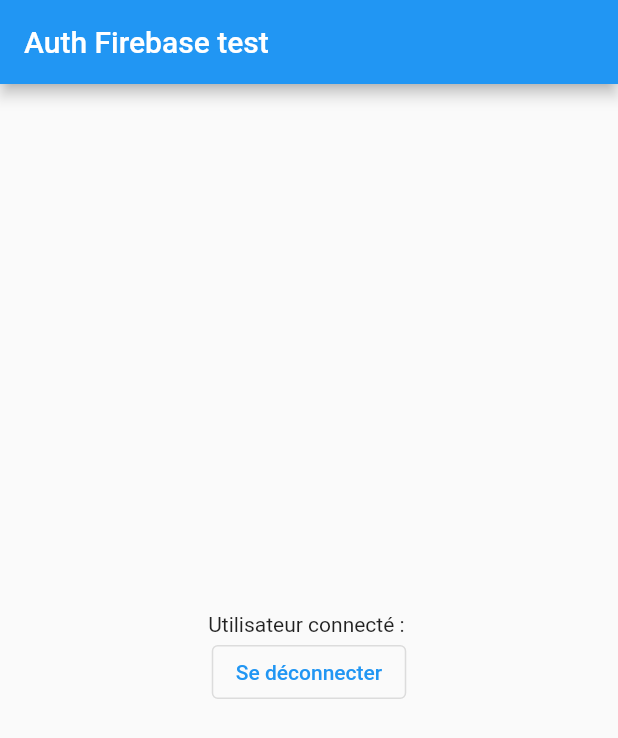
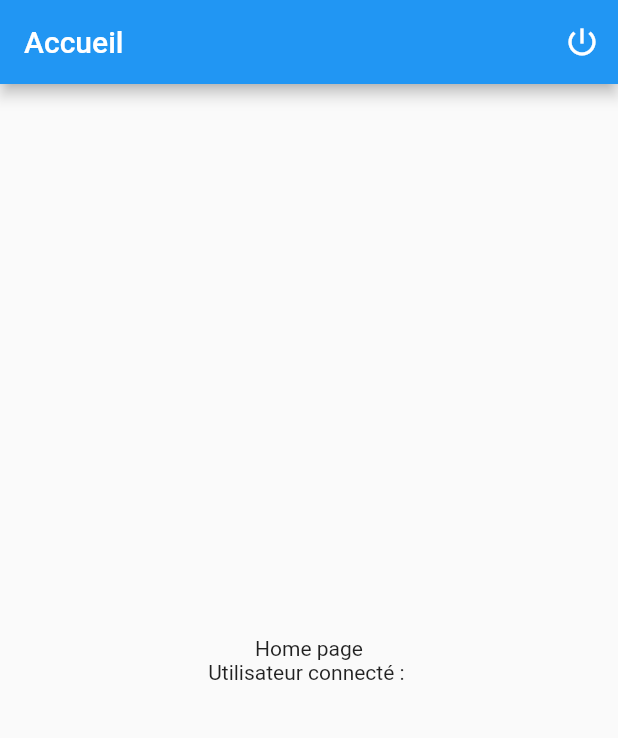
Before and after one commit to NicolasROSSAT69/flutter-firebase-auth, a Flutter app: the screen it shows once a user with an empty profile is signed in, on a phone screen of 412 x 824 dp. Shown: the top 738 px of the screen. Run offline on Flutter 3.47's test engine with Material 2 defaults, Android fonts, the phone set to English and light mode, and no system bars; our stand-ins replace firebase_auth, firebase_core, google_sign_in; accounts and stored records are empty; generated files the repository leaves out were written again.

Commit message:
Refactor code (Structure)

```diff
--- /dev/null
+++ b/lib/features/auth/auth_service.dart
@@ -0,0 +1,21 @@
+import 'package:firebase_auth/firebase_auth.dart';
+import 'providers/google_auth_provider.dart';
+//import 'providers/facebook_auth_provider.dart';
+
+class AuthService {
+  Future<UserCredential> signInWithGoogle() async {
+    return await MyGoogleAuthProvider.signInWithGoogle();
+  }
+
+  /*Future<UserCredential> signInWithFacebook() async {
+    return await FacebookAuthProvider.signInWithFacebook();
+  }*/
+
+  Future<void> signOut() async {
+    await FirebaseAuth.instance.signOut();
+  }
+
+  User? getCurrentUser() {
+    return FirebaseAuth.instance.currentUser;
+  }
+}
--- /dev/null
+++ b/lib/features/home_page.dart
@@ -0,0 +1,55 @@
+import 'package:flutter/material.dart';
+
+import 'auth/auth_service.dart';
+
+class HomePage extends StatefulWidget {
+  const HomePage({super.key});
+
+  @override
+  State<HomePage> createState() => _HomePageState();
+}
+
+class _HomePageState extends State<HomePage> {
+
+  final AuthService _authService = AuthService();
+
+  String userEmail = "Inconnu";
+
+  @override
+  void initState() {
+    super.initState();
+    final user = AuthService().getCurrentUser();
+    if (user != null) {
+      userEmail = user.email ?? "Inconnu";
+    }
+  }
+
+  @override
+  Widget build(BuildContext context) {
+    return Scaffold(
+      appBar: AppBar(
+          title: const Text("Accueil"),
+          actions: <Widget>[
+            IconButton(
+              icon: const Icon(Icons.power_settings_new),
+              tooltip: 'Se déconnecter',
+              onPressed: () async {
+                ScaffoldMessenger.of(context).showSnackBar(
+                  const SnackBar(content: Text('Deconnexion...')));
+                await _authService.signOut();
+              },
+            ),
+          ]
+      ),
+      body: Center(
+        child: Column(
+          mainAxisAlignment: MainAxisAlignment.center,
+          children: [
+            const Text("Home page"),
+            Text("Utilisateur connecté : $userEmail")
+          ],
+        ),
+      ),
+    );
+  }
+}
--- a/lib/main.dart
+++ b/lib/main.dart
@@ -1,115 +1,42 @@
+import 'package:firebase_auth/firebase_auth.dart';
 import 'package:flutter/material.dart';
-import 'package:firebase_core/firebase_core.dart';
-import 'firebase_options.dart';
-import 'package:firebase_auth/firebase_auth.dart';
-import 'package:google_sign_in/google_sign_in.dart';
+import 'core/firebase_initializer.dart';
+import 'features/auth/auth_service.dart';
+import 'features/auth/ui/auth_page.dart';
+import 'features/home_page.dart';  // N'oubliez pas d'importer AuthPage
 
-void main() async{
-
+void main() async {
   WidgetsFlutterBinding.ensureInitialized();
-
-  await Firebase.initializeApp(
-
-    options: DefaultFirebaseOptions.currentPlatform,
-
-  );
-
+  await initializeFirebase();
   runApp(const MyApp());
 }
 
 class MyApp extends StatelessWidget {
   const MyApp({super.key});
 
-  // This widget is the root of your application.
   @override
   Widget build(BuildContext context) {
     return MaterialApp(
-      title: 'Flutter Demo',
+      title: 'Auth Firebase Test',
       theme: ThemeData(
         primarySwatch: Colors.blue,
       ),
-      home: const MyHomePage(title: 'Auth Firebase test'),
-    );
-  }
-}
-
-class MyHomePage extends StatefulWidget {
-  const MyHomePage({super.key, required this.title});
-
-  final String title;
-
-  @override
-  State<MyHomePage> createState() => _MyHomePageState();
-}
-
-class _MyHomePageState extends State<MyHomePage> {
-
-  String utilisateur = "personne";
-
-  @override void initState() {
-    FirebaseAuth.instance
-        .authStateChanges()
-        .listen((User? user) {
-      if (user == null) {
-        utilisateur = "personne";
-        setState(() {});
-        print('User is currently signed out!');
-      } else {
-        utilisateur = "${user.email}";
-        setState(() {});
-        print('User is signed in!');
-      }
-    });
-  }
-
-  Future<UserCredential> signInWithGoogle() async {
-    // Trigger the authentication flow
-    final GoogleSignInAccount? googleUser = await GoogleSignIn().signIn();
-
-    if (googleUser != null) {
-
-      // Obtain the auth details from the request
-      final GoogleSignInAuthentication? googleAuth = await googleUser
-          ?.authentication;
-
-      // Create a new credential
-      final credential = GoogleAuthProvider.credential(
-        accessToken: googleAuth?.accessToken,
-        idToken: googleAuth?.idToken,
-      );
-
-      // Once signed in, return the UserCredential
-      return await FirebaseAuth.instance.signInWithCredential(credential);
-
-    }else {
-      print("User is null");
-      throw Error();
-    }
-
-  }
-
-  @override
-  Widget build(BuildContext context) {
-
-    return Scaffold(
-      appBar: AppBar(
-        title: Text(widget.title),
-      ),
-      body: Center(
-        child: Column(
-          mainAxisAlignment: MainAxisAlignment.center,
-          children: <Widget>[
-            Text(
-              "Utilisateur connecté : $utilisateur",
-            ),
-            OutlinedButton(
-                onPressed: (utilisateur == "personne" ? signInWithGoogle : () async {
-                  await FirebaseAuth.instance.signOut();
-                }),
-                child: (utilisateur == "personne" ? const Text("Se connecter") : const Text("Se déconnecter"))
-            )
-          ],
-        ),
+      home: StreamBuilder<User?>(
+        stream: FirebaseAuth.instance.authStateChanges(),
+        builder: (BuildContext context, AsyncSnapshot<User?> snapshot) {
+          if (snapshot.connectionState == ConnectionState.active) {
+            if (snapshot.data == null) {
+              // L'utilisateur n'est pas connecté
+              return AuthPage();
+            } else {
+              // L'utilisateur est connecté
+              return const HomePage();
+            }
+          } else {
+            // Le flux n'est pas encore prêt
+            return const CircularProgressIndicator();
+          }
+        },
       ),
     );
   }
```
Also changed, not shown: lib/core/firebase_initializer.dart (added, +8 -0 lines), lib/features/auth/providers/google_auth_provider.dart (added, +29 -0 lines), lib/features/auth/ui/auth_page.dart (added, +24 -0 lines), lib/features/auth/ui/widgets/auth_buttons.dart (added, +28 -0 lines).
